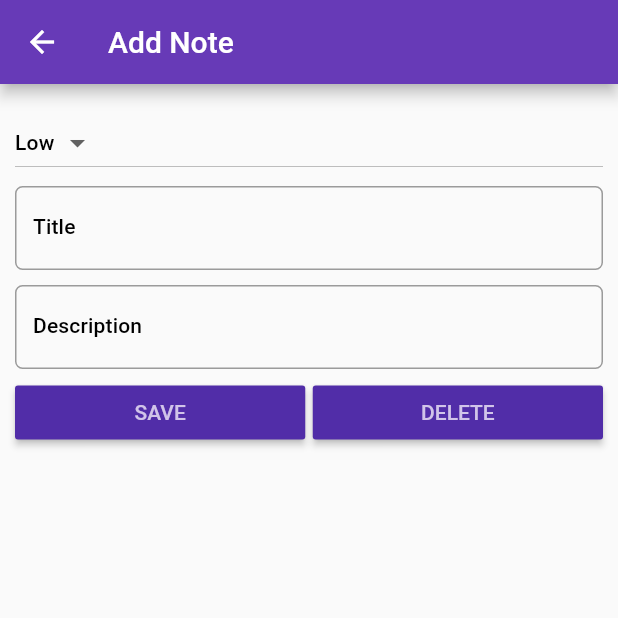
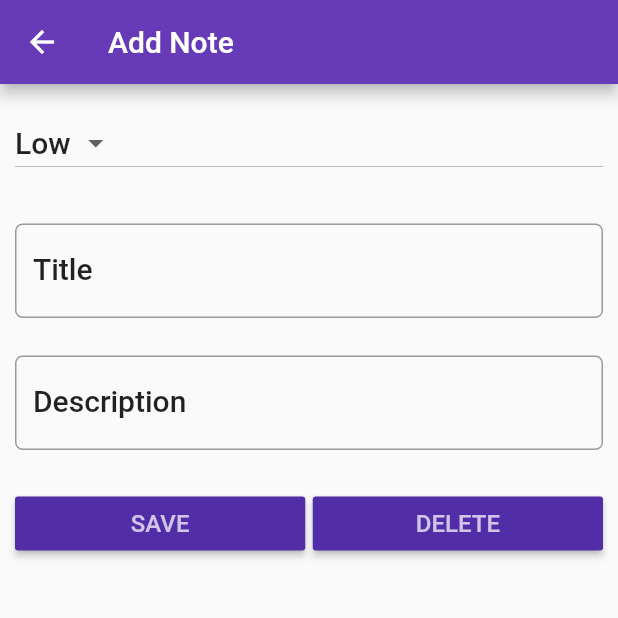
Before and after one commit to abdullah432/NoteKeeper, a Flutter app: the screen it shows after launch, after a tap on the "add" icon, on a phone screen of 412 x 824 dp, the top half of it. Run offline on Flutter 3.47's test engine with Material 2 defaults, Android fonts, the phone set to English and light mode, and no system bars; our stand-ins replace sqflite; accounts and stored records are empty.

Commit message:
all done

```diff
--- a/lib/screens/note_detail.dart
+++ b/lib/screens/note_detail.dart
@@ -32,12 +32,10 @@ class NoteDetailState extends State<NoteDetail> {
   // }
   @override
   Widget build(BuildContext context) {
-    TextStyle textStyle = Theme.of(context).textTheme.subtitle;
+    TextStyle textStyle = Theme.of(context).textTheme.title;
 
     titleController.text = this.note.title;
     descriptionController.text = this.note.description;
-
-    debugPrint(note.toString());
 
     return WillPopScope(
         onWillPop: () {
@@ -74,7 +72,7 @@ class NoteDetailState extends State<NoteDetail> {
                 ),
                 Padding(
                     padding: EdgeInsets.only(
-                        top: minimumPadding, bottom: minimumPadding),
+                        top: minimumPadding * 3, bottom: minimumPadding) * 2,
                     child: TextFormField(
                       controller: titleController,
                       onChanged: (value) {
@@ -90,7 +88,7 @@ class NoteDetailState extends State<NoteDetail> {
                     )),
                 Padding(
                     padding: EdgeInsets.only(
-                        top: minimumPadding, bottom: minimumPadding),
+                        top: minimumPadding * 3, bottom: minimumPadding * 5),
                     child: TextField(
                       controller: descriptionController,
                       onChanged: (value) {
@@ -110,7 +108,7 @@ class NoteDetailState extends State<NoteDetail> {
                       child: RaisedButton(
                         color: Theme.of(context).primaryColorDark,
                         textColor: Theme.of(context).primaryColorLight,
-                        child: Text('SAVE'),
+                        child: Text('SAVE', style: TextStyle(fontSize: 16)),
                         onPressed: () {
                           saveButton();
                         },
@@ -121,7 +119,7 @@ class NoteDetailState extends State<NoteDetail> {
                       child: RaisedButton(
                         color: Theme.of(context).primaryColorDark,
                         textColor: Theme.of(context).primaryColorLight,
-                        child: Text('DELETE'),
+                        child: Text('DELETE', style: TextStyle(fontSize: 16)),
                         onPressed: () {
                           deleteButton();
                         },
```
Also changed, not shown: Capture1.JPG (added), Capture2.JPG (added), 1 other file.
